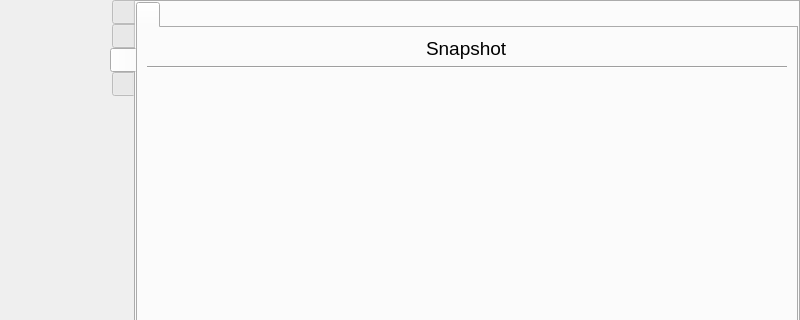
The window that src/wayland/formMainWindow_wl.ui (vkohaupt/vokoscreenNG) describes before a commit, drawn with Qt 5; both pictures show x 0 to 800 and y 0 to 320 of the 800 by 514 pixel window.
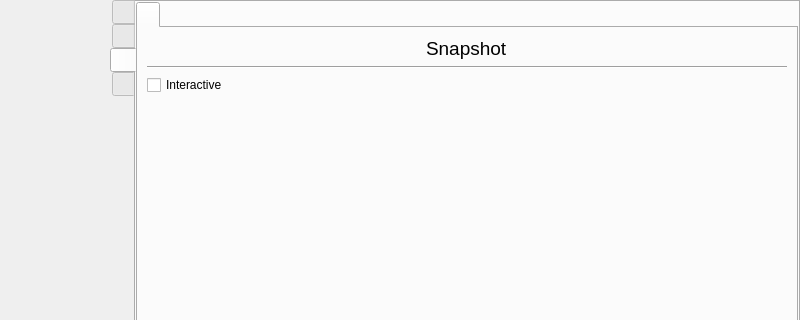
The same window after the commit. Icons and pictures are not drawn.

Commit message: Wayland: Add GUI for snapshot

What changed in the file:
```diff
--- a/src/wayland/formMainWindow_wl.ui
+++ b/src/wayland/formMainWindow_wl.ui
@@ -1866,6 +1866,13 @@
                 </property>
                </widget>
               </item>
+              <item>
+               <widget class="QCheckBox" name="checkBox">
+                <property name="text">
+                 <string notr="true">Interactive</string>
+                </property>
+               </widget>
+              </item>
               <item>
                <spacer name="verticalSpacer_7">
                 <property name="orientation">
```
Left out of the diff: 2 changed lines with no effect on the pictures.
